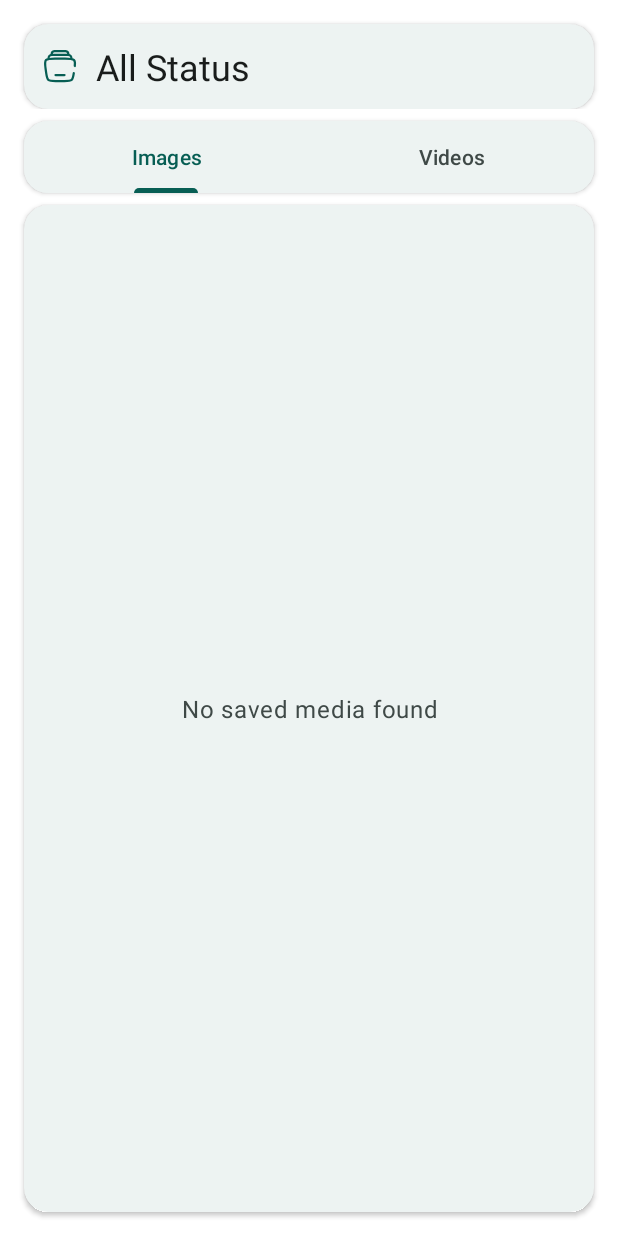
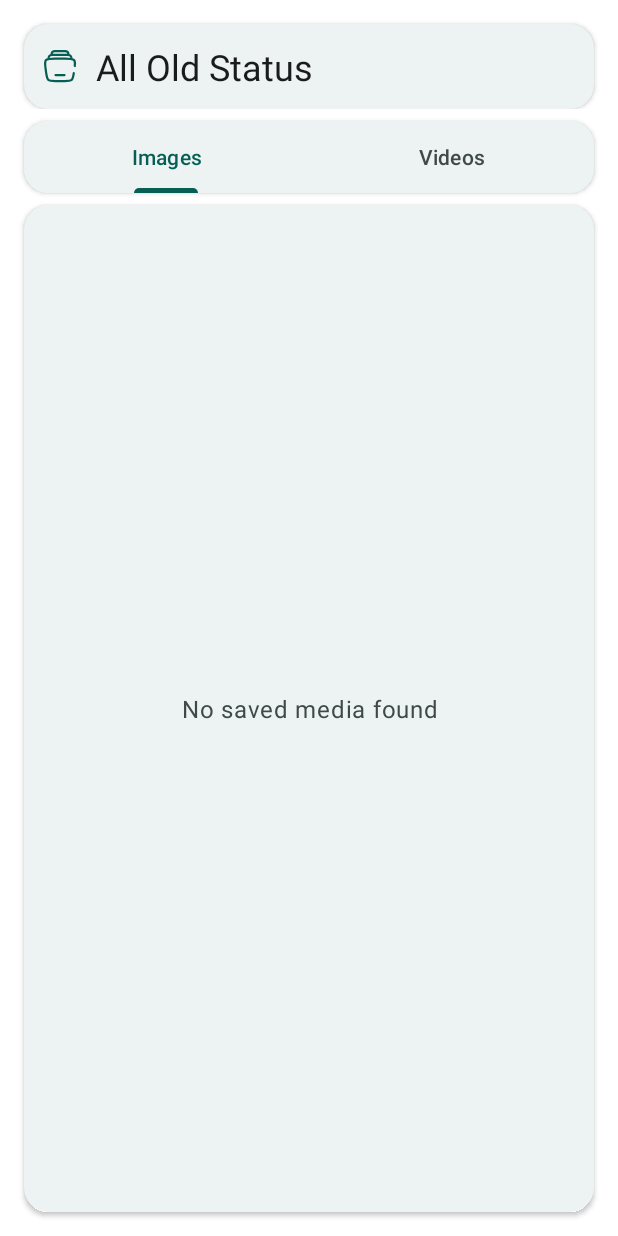
Before and after one commit to NKG-S/Save-Status, an Android app: the SaveAll screen opened directly, with no data from a screen before it, on a phone screen of 412 x 824 dp. Run offline under Robolectric (Android 15) with nearby library versions, the phone set to English and light mode, and no system bars; pictures from the network do not load.

Commit message:
change topic in save all xml

```diff
--- a/app/src/main/res/layout/activity_save_all.xml
+++ b/app/src/main/res/layout/activity_save_all.xml
@@ -45,7 +45,7 @@
                     android:layout_width="0dp"
                     android:layout_height="wrap_content"
                     android:layout_weight="1"
-                    android:text="All Status"
+                    android:text="All Old Status"
                     android:textAppearance="?attr/textAppearanceHeadline5"
                     android:textColor="?attr/colorOnSurface" />
             </LinearLayout>
```
